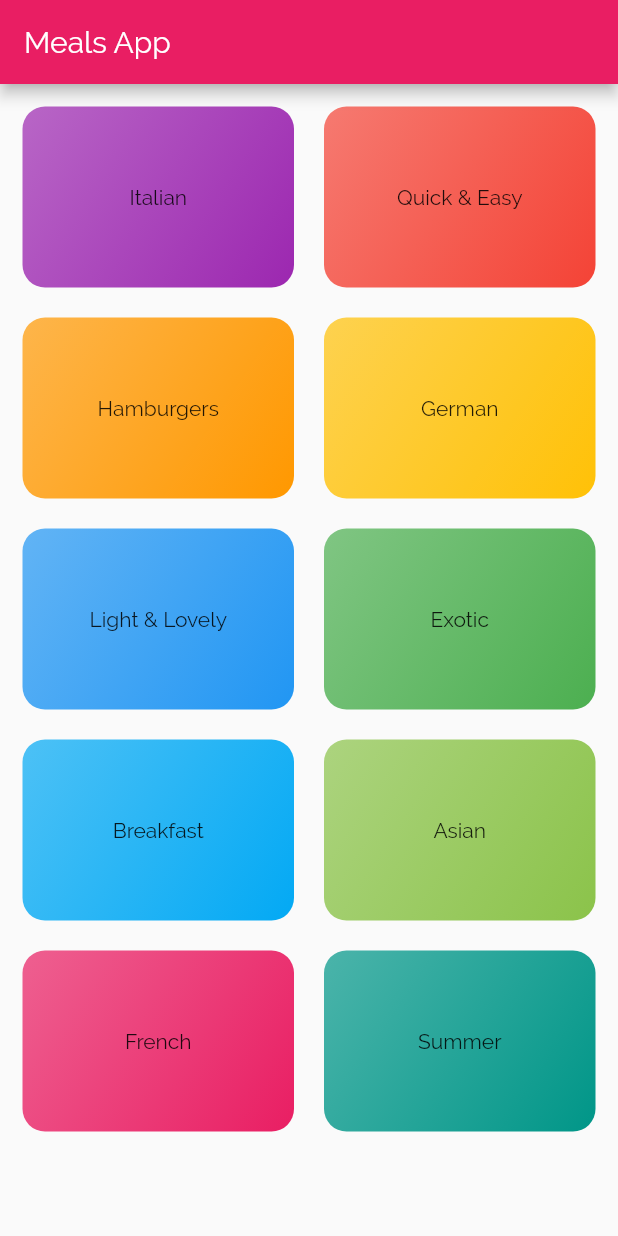
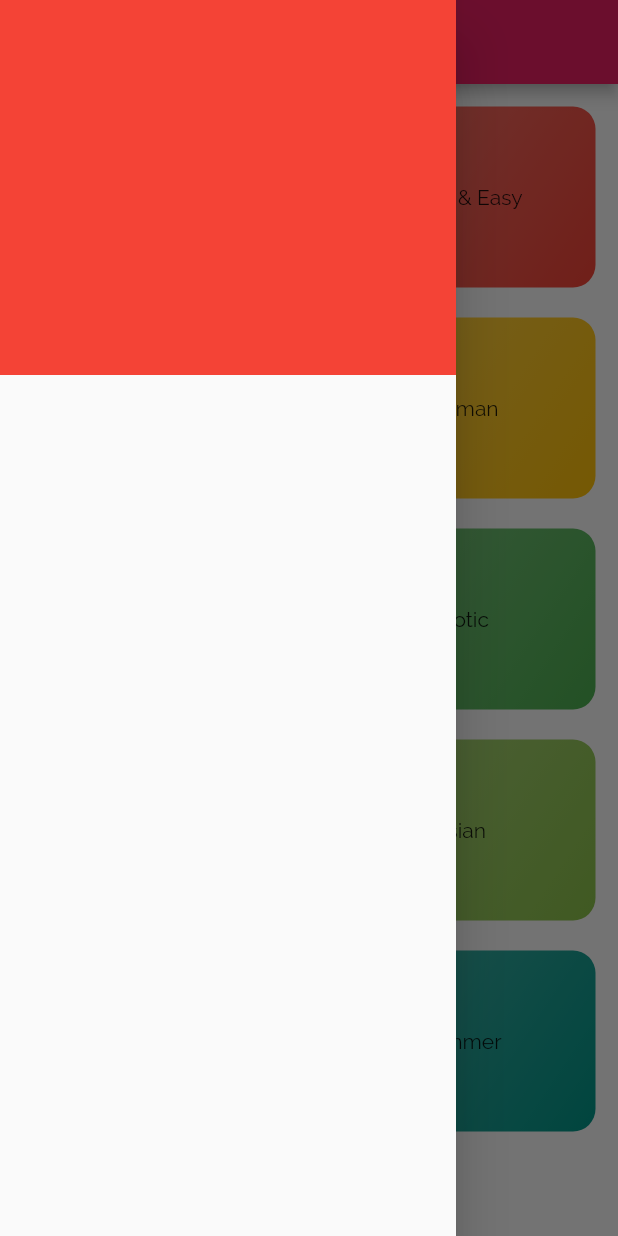
Before and after one commit to vedantkulkarni/MealsApp, a Flutter app: the screen it shows after launch, with the side drawer open (before the commit the screen has no drawer), on a phone screen of 412 x 824 dp. Run offline on Flutter 3.47's test engine with Material 2 defaults, Android fonts, the phone set to English and light mode, and no system bars.

Commit message:
final commit - added drawer functionality

```diff
--- a/lib/home_page.dart
+++ b/lib/home_page.dart
@@ -1,4 +1,5 @@
 import 'package:flutter/material.dart';
+import 'package:mealsapp/main_drawer.dart';
 import 'category_item.dart';
 import 'dummy_data.dart';
 
@@ -22,6 +23,6 @@ class MyHomePage extends StatelessWidget {
             }).toList(),
           ),
         ),
-    );
+        drawer: MainDrawer());
   }
 }
--- a/lib/main.dart
+++ b/lib/main.dart
@@ -1,6 +1,7 @@
 import 'package:flutter/material.dart';
 import 'package:mealsapp/category_recipes.dart';
 import 'package:mealsapp/item_details_screen.dart';
+import 'package:mealsapp/tabs_screen.dart';
 import './home_page.dart';
 
 void main() {
@@ -20,9 +21,10 @@ class MyApp extends StatelessWidget {
           fontFamily: 'Raleway',
           textTheme: const TextTheme(
               headline1: TextStyle(fontSize: 25, color: Colors.black))),
-      home: MyHomePage(),
+      initialRoute: "/",
       routes: {
-        "/recipes_screen": (ctx) => CategoryRecipesScreen(),
+        "/": (ctx) => MyHomePage(),
+        "/recipes_screen": (ctx) => TabsScreen(),
         "/item_details_screen": (ctx) => ItemDetailsScreen()
       },
     );
--- /dev/null
+++ b/lib/main_drawer.dart
@@ -0,0 +1,13 @@
+import 'package:flutter/material.dart';
+
+class MainDrawer extends StatelessWidget {
+  @override
+  Widget build(BuildContext context) {
+    return Drawer(child:
+    Column(
+      children: [
+        Container(height: 250,color: Colors.red,)
+      ],
+    ),);
+  }
+}
```
Also changed, not shown: lib/category_recipes.dart (+4 -4 lines), lib/favourites_screen.dart (added, +13 -0 lines), lib/tabs_screen.dart (+26 -2 lines). Lines whose indentation alone changed are shown as unchanged.
